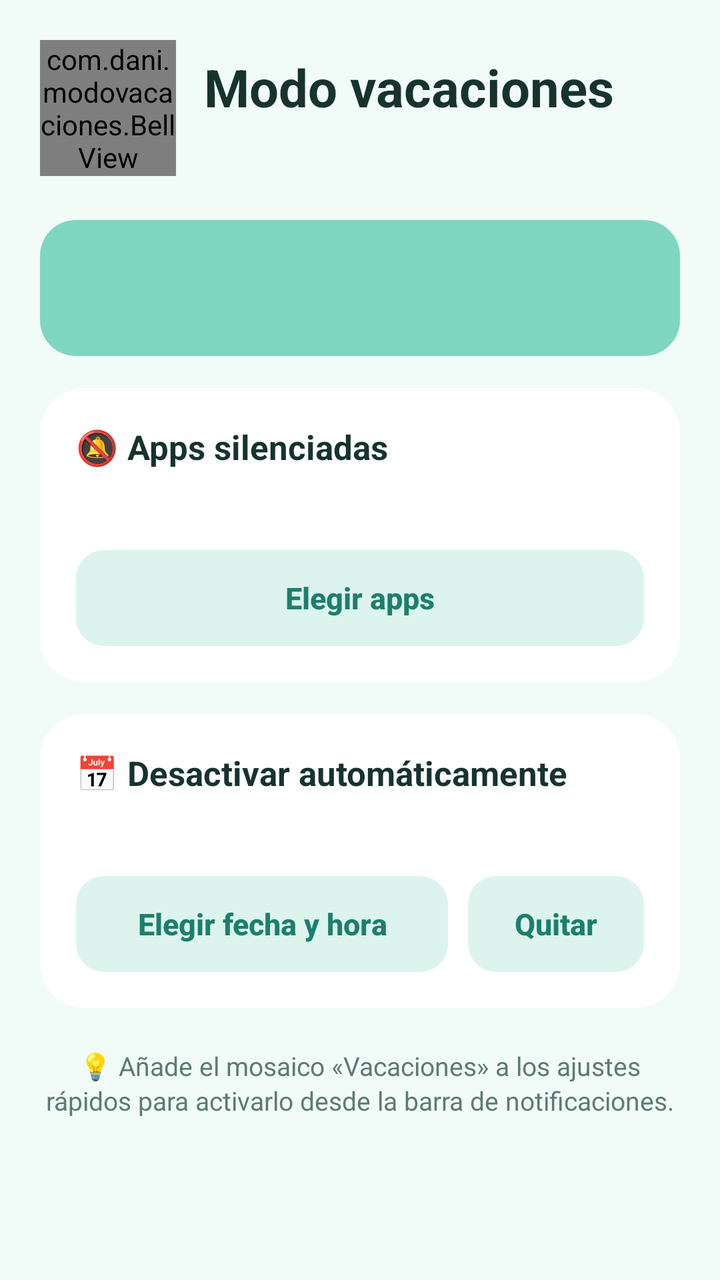
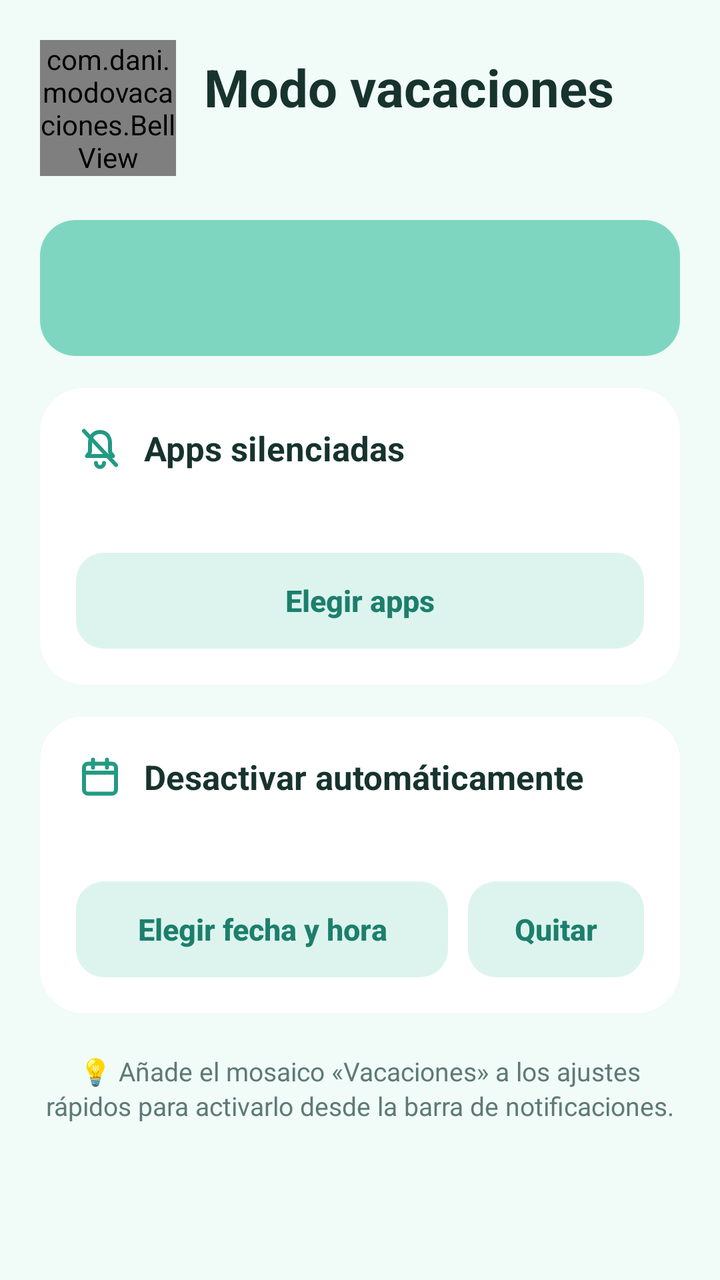

Two renders of the same Android screen: before a commit and after it. Below are the layout's source before the change and the commit's diff.
<!-- AndroidManifest.xml: application theme AppTheme -->
<!-- res/layout/activity_main.xml -->
<?xml version="1.0" encoding="utf-8"?>
<ScrollView xmlns:android="http://schemas.android.com/apk/res/android"
    android:layout_width="match_parent"
    android:layout_height="match_parent"
    android:background="@color/bg"
    android:fillViewport="true"
    android:fitsSystemWindows="true">

    <LinearLayout
        android:layout_width="match_parent"
        android:layout_height="wrap_content"
        android:orientation="vertical"
        android:padding="20dp">

        
        <LinearLayout
            android:layout_width="match_parent"
            android:layout_height="wrap_content"
            android:gravity="center_vertical"
            android:orientation="horizontal">

            <com.dani.modovacaciones.BellView
                android:id="@+id/bellView"
                android:layout_width="68dp"
                android:layout_height="68dp" />

            <LinearLayout
                android:layout_width="0dp"
                android:layout_height="wrap_content"
                android:layout_marginStart="14dp"
                android:layout_weight="1"
                android:orientation="vertical">

                <TextView
                    android:layout_width="wrap_content"
                    android:layout_height="wrap_content"
                    android:text="@string/app_name"
                    android:textColor="@color/text"
                    android:textSize="26sp"
                    android:textStyle="bold" />

                <TextView
                    android:id="@+id/txtStatus"
                    android:layout_width="wrap_content"
                    android:layout_height="wrap_content"
                    android:layout_marginTop="2dp"
                    android:textColor="@color/sub"
                    android:textSize="14sp" />
            </LinearLayout>
        </LinearLayout>

        
        <LinearLayout
            android:id="@+id/cardPermission"
            style="@style/Card"
            android:visibility="gone">

            <TextView
                style="@style/CardTitle"
                android:text="⚠️ Falta un permiso"
                android:textColor="@color/warn" />

            <TextView
                style="@style/Body"
                android:text="Para quitar las notificaciones de otras apps, Modo vacaciones necesita «Acceso a notificaciones»." />

            <Button
                android:id="@+id/btnGrantAccess"
                style="@style/Btn.Primary"
                android:layout_width="match_parent"
                android:layout_marginTop="14dp"
                android:text="Dar acceso a notificaciones" />

            <TextView
                style="@style/Body"
                android:layout_marginTop="14dp"
                android:text="¿Sale en gris o te dice «Ajuste restringido»? Es normal en APKs instalados a mano: abre la info de la app, pulsa ⋮ (arriba a la derecha) → «Permitir ajustes restringidos» y vuelve a intentarlo."
                android:textSize="13sp" />

            <Button
                android:id="@+id/btnAppInfo"
                style="@style/Btn.Soft"
                android:layout_width="match_parent"
                android:layout_marginTop="10dp"
                android:text="Abrir info de la app" />
        </LinearLayout>

        
        <Button
            android:id="@+id/btnToggle"
            style="@style/Btn.Primary"
            android:layout_width="match_parent"
            android:layout_marginTop="22dp"
            android:minHeight="68dp"
            android:textSize="19sp" />

        
        <LinearLayout style="@style/Card">

            <TextView
                style="@style/CardTitle"
                android:text="🔕 Apps silenciadas" />

            <TextView
                android:id="@+id/txtAppsSummary"
                style="@style/Body" />

            <Button
                android:id="@+id/btnChooseApps"
                style="@style/Btn.Soft"
                android:layout_width="match_parent"
                android:layout_marginTop="14dp"
                android:text="Elegir apps" />
        </LinearLayout>

        
        <LinearLayout style="@style/Card">

            <TextView
                style="@style/CardTitle"
                android:text="📅 Desactivar automáticamente" />

            <TextView
                android:id="@+id/txtEndTime"
                style="@style/Body" />

            <LinearLayout
                android:layout_width="match_parent"
                android:layout_height="wrap_content"
                android:layout_marginTop="14dp"
                android:orientation="horizontal">

                <Button
                    android:id="@+id/btnPickDate"
                    style="@style/Btn.Soft"
                    android:layout_width="0dp"
                    android:layout_weight="1"
                    android:text="Elegir fecha y hora" />

                <Button
                    android:id="@+id/btnClearDate"
                    style="@style/Btn.Soft"
                    android:layout_width="wrap_content"
                    android:layout_marginStart="10dp"
                    android:text="Quitar" />
            </LinearLayout>

            <TextView
                android:id="@+id/txtExactHint"
                style="@style/Body"
                android:layout_marginTop="12dp"
                android:text="Sin el permiso de «Alarmas y recordatorios» el aviso puede llegar unos minutos tarde (las notificaciones sí dejan de bloquearse a la hora exacta)."
                android:textSize="13sp"
                android:visibility="gone" />

            <Button
                android:id="@+id/btnExactPerm"
                style="@style/Btn.Soft"
                android:layout_width="match_parent"
                android:layout_marginTop="10dp"
                android:text="Permitir alarmas exactas"
                android:visibility="gone" />
        </LinearLayout>

        
        <LinearLayout
            android:id="@+id/cardStats"
            style="@style/Card"
            android:visibility="gone">

            <TextView
                android:id="@+id/txtStatsTitle"
                style="@style/CardTitle" />

            <TextView
                android:id="@+id/txtStats"
                style="@style/Body" />
        </LinearLayout>

        <TextView
            style="@style/Body"
            android:layout_marginTop="20dp"
            android:gravity="center"
            android:text="💡 Añade el mosaico «Vacaciones» a los ajustes rápidos para activarlo desde la barra de notificaciones."
            android:textSize="13sp" />
    </LinearLayout>
</ScrollView>
<!-- resources referenced by this layout -->
<resources>
  <color name="bg">#F1FBF8</color>
  <color name="sub">#5E7A74</color>
  <color name="text">#17332E</color>
  <color name="warn">#D9572A</color>
  <style name="CardTitle">
          <item name="android:layout_width">match_parent</item>
          <item name="android:layout_height">wrap_content</item>
          <item name="android:textColor">@color/text</item>
          <item name="android:textSize">17sp</item>
          <item name="android:textStyle">bold</item>
      </style>
  <color name="on_primary">#10423A</color>
  <color name="soft_text">#1C7F6C</color>
  <color name="sun">#239A83</color>
  <color name="brand">#7ED6C1</color>
  <color name="soft">#DDF4EE</color>
  <color name="card">#FFFFFF</color>
  <!-- unchanged entries left out for length: 9 -->
</resources>

<!-- the commit's change to res/layout/activity_main.xml (unified diff, before → after) -->
@@ -57,7 +57,9 @@
 
             <TextView
                 style="@style/CardTitle"
-                android:text="⚠️ Falta un permiso"
+                android:drawableStart="@drawable/ic_warn"
+                android:drawableTint="@color/warn"
+                android:text="Falta un permiso"
                 android:textColor="@color/warn" />
 
             <TextView
@@ -99,7 +101,8 @@
 
             <TextView
                 style="@style/CardTitle"
-                android:text="🔕 Apps silenciadas" />
+                android:drawableStart="@drawable/ic_bell_off"
+                android:text="Apps silenciadas" />
 
             <TextView
                 android:id="@+id/txtAppsSummary"
@@ -118,7 +121,8 @@
 
             <TextView
                 style="@style/CardTitle"
-                android:text="📅 Desactivar automáticamente" />
+                android:drawableStart="@drawable/ic_calendar"
+                android:text="Desactivar automáticamente" />
 
             <TextView
                 android:id="@+id/txtEndTime"
@@ -170,11 +174,19 @@
 
             <TextView
                 android:id="@+id/txtStatsTitle"
-                style="@style/CardTitle" />
+                style="@style/CardTitle"
+                android:drawableStart="@drawable/ic_inbox" />
 
             <TextView
                 android:id="@+id/txtStats"
                 style="@style/Body" />
+
+            <Button
+                android:id="@+id/btnHistory"
+                style="@style/Btn.Soft"
+                android:layout_width="match_parent"
+                android:layout_marginTop="14dp"
+                android:text="Ver notificaciones" />
         </LinearLayout>
 
         <TextView
<!-- resource entries referenced after the edit -->
@@ -4,12 +4,56 @@
   <color name="sub">#5E7A74</color>
   <color name="text">#17332E</color>
   <color name="warn">#D9572A</color>
+  <!-- drawable ic_bell_off (drawable) -->
+  <?xml version="1.0" encoding="utf-8"?>
+  <vector xmlns:android="http://schemas.android.com/apk/res/android"
+      android:width="24dp"
+      android:height="24dp"
+      android:viewportWidth="24"
+      android:viewportHeight="24">
+      <path android:strokeColor="#FFFFFF" android:strokeWidth="2" android:strokeLineCap="round" android:strokeLineJoin="round" android:fillColor="#00000000" android:pathData="M12,4 C8.7,4 7,6.5 7,9.5 L7,14 L5.5,16 L18.5,16 L17,14 L17,9.5 C17,6.5 15.3,4 12,4 Z" />
+      <path android:strokeColor="#FFFFFF" android:strokeWidth="2" android:strokeLineCap="round" android:strokeLineJoin="round" android:fillColor="#00000000" android:pathData="M10,19.5 a2,2 0 0,0 4,0" />
+      <path android:strokeColor="#FFFFFF" android:strokeWidth="2" android:strokeLineCap="round" android:strokeLineJoin="round" android:fillColor="#00000000" android:pathData="M4,3.5 L20,20.5" />
+  </vector>
+  <!-- drawable ic_calendar (drawable) -->
+  <?xml version="1.0" encoding="utf-8"?>
+  <vector xmlns:android="http://schemas.android.com/apk/res/android"
+      android:width="24dp"
+      android:height="24dp"
+      android:viewportWidth="24"
+      android:viewportHeight="24">
+      <path android:strokeColor="#FFFFFF" android:strokeWidth="2" android:strokeLineCap="round" android:strokeLineJoin="round" android:fillColor="#00000000" android:pathData="M6,5.5 h12 a2,2 0 0,1 2,2 v11 a2,2 0 0,1 -2,2 h-12 a2,2 0 0,1 -2,-2 v-11 a2,2 0 0,1 2,-2 Z" />
+      <path android:strokeColor="#FFFFFF" android:strokeWidth="2" android:strokeLineCap="round" android:strokeLineJoin="round" android:fillColor="#00000000" android:pathData="M4,10 h16 M8.5,3.5 v4 M15.5,3.5 v4" />
+  </vector>
+  <!-- drawable ic_inbox (drawable) -->
+  <?xml version="1.0" encoding="utf-8"?>
+  <vector xmlns:android="http://schemas.android.com/apk/res/android"
+      android:width="24dp"
+      android:height="24dp"
+      android:viewportWidth="24"
+      android:viewportHeight="24">
+      <path android:strokeColor="#FFFFFF" android:strokeWidth="2" android:strokeLineCap="round" android:strokeLineJoin="round" android:fillColor="#00000000" android:pathData="M6.5,5 h11 L20.5,13 v5.5 a1.5,1.5 0 0,1 -1.5,1.5 h-14 a1.5,1.5 0 0,1 -1.5,-1.5 v-5.5 Z" />
+      <path android:strokeColor="#FFFFFF" android:strokeWidth="2" android:strokeLineCap="round" android:strokeLineJoin="round" android:fillColor="#00000000" android:pathData="M3.5,13 h5 a3.5,3.5 0 0,0 7,0 h5" />
+  </vector>
+  <!-- drawable ic_warn (drawable) -->
+  <?xml version="1.0" encoding="utf-8"?>
+  <vector xmlns:android="http://schemas.android.com/apk/res/android"
+      android:width="24dp"
+      android:height="24dp"
+      android:viewportWidth="24"
+      android:viewportHeight="24">
+      <path android:strokeColor="#FFFFFF" android:strokeWidth="2" android:strokeLineCap="round" android:strokeLineJoin="round" android:fillColor="#00000000" android:pathData="M12,3.5 L21,19.5 H3 Z" />
+      <path android:strokeColor="#FFFFFF" android:strokeWidth="2" android:strokeLineCap="round" android:strokeLineJoin="round" android:fillColor="#00000000" android:pathData="M12,10 v4 M12,16.8 v0.2" />
+  </vector>
   <style name="CardTitle">
           <item name="android:layout_width">match_parent</item>
           <item name="android:layout_height">wrap_content</item>
           <item name="android:textColor">@color/text</item>
           <item name="android:textSize">17sp</item>
           <item name="android:textStyle">bold</item>
+          <item name="android:gravity">center_vertical</item>
+          <item name="android:drawablePadding">10dp</item>
+          <item name="android:drawableTint">@color/sun</item>
       </style>
   <color name="on_primary">#10423A</color>
   <color name="soft_text">#1C7F6C</color>
